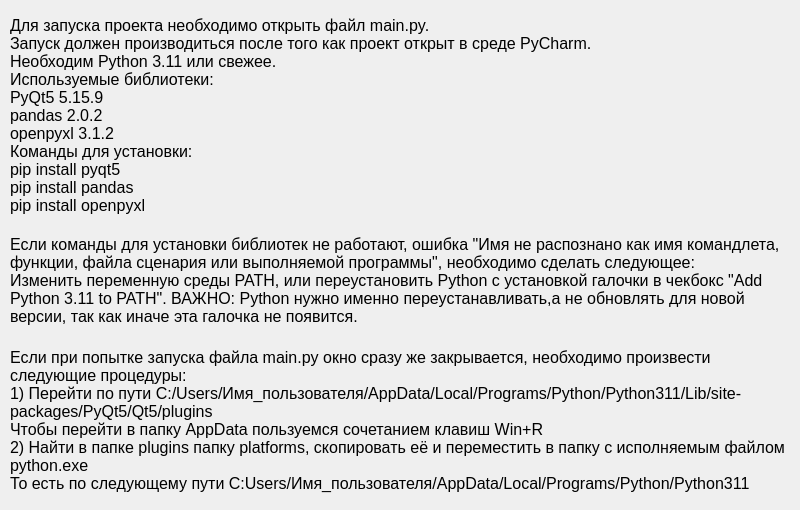
The window that helpUI.ui (knkf/4ebnaja_praktika) describes before a commit, drawn with Qt 5.
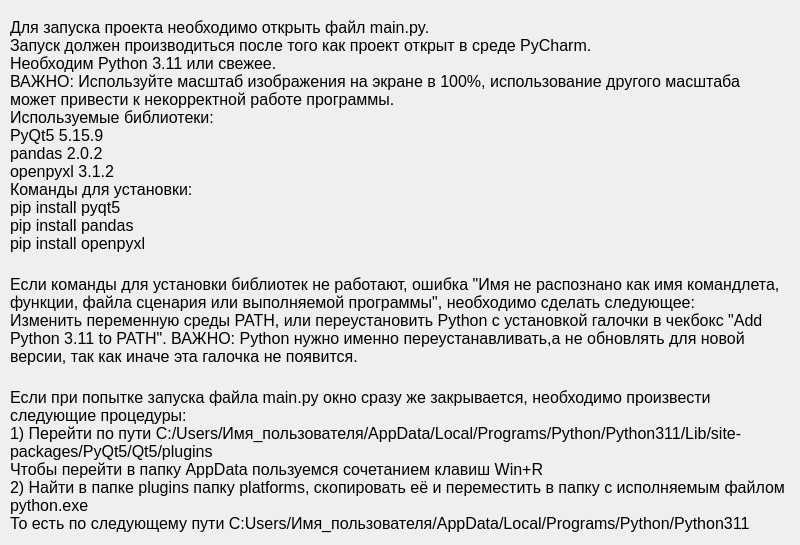
The same window after the commit.

Commit message: Added possibility to change flmc params, fixed some bugs and added information about screen scale into window named helpUI

The edit to the form file:
```diff
--- a/helpUI.ui
+++ b/helpUI.ui
@@ -7,9 +7,21 @@
     <x>0</x>
     <y>0</y>
     <width>800</width>
-    <height>510</height>
+    <height>545</height>
    </rect>
   </property>
+  <property name="minimumSize">
+   <size>
+    <width>800</width>
+    <height>545</height>
+   </size>
+  </property>
+  <property name="maximumSize">
+   <size>
+    <width>800</width>
+    <height>545</height>
+   </size>
+  </property>
   <property name="windowTitle">
    <string>Помощь</string>
   </property>
@@ -20,7 +32,7 @@
       <x>10</x>
       <y>10</y>
       <width>781</width>
-      <height>211</height>
+      <height>251</height>
      </rect>
     </property>
     <property name="font">
@@ -31,7 +43,8 @@
     <property name="text">
      <string>Для запуска проекта необходимо открыть файл main.py. 
 Запуск должен производиться после того как проект открыт в среде PyCharm. 
-Необходим Python 3.11 или свежее. 
+Необходим Python 3.11 или свежее.
+ВАЖНО: Используйте масштаб изображения на экране в 100%, использование другого масштаба может привести к некорректной работе программы.
 Используемые библиотеки: 
 PyQt5 5.15.9
 pandas 2.0.2
@@ -41,12 +54,15 @@
 pip install pandas
 pip install openpyxl</string>
     </property>
+    <property name="wordWrap">
+     <bool>true</bool>
+    </property>
    </widget>
    <widget class="QLabel" name="label_2">
     <property name="geometry">
      <rect>
       <x>10</x>
-      <y>230</y>
+      <y>270</y>
       <width>781</width>
       <height>101</height>
      </rect>
@@ -68,7 +84,7 @@
     <property name="geometry">
      <rect>
       <x>10</x>
-      <y>340</y>
+      <y>380</y>
       <width>781</width>
       <height>161</height>
      </rect>
```
The commit also changes 3 other files.
